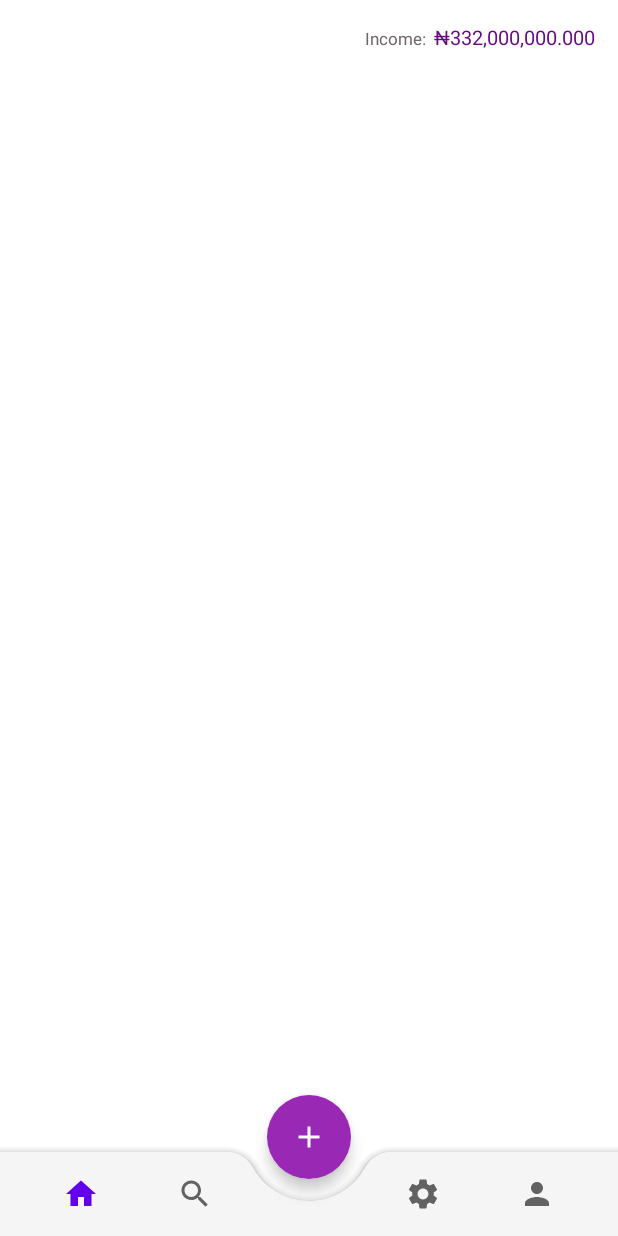
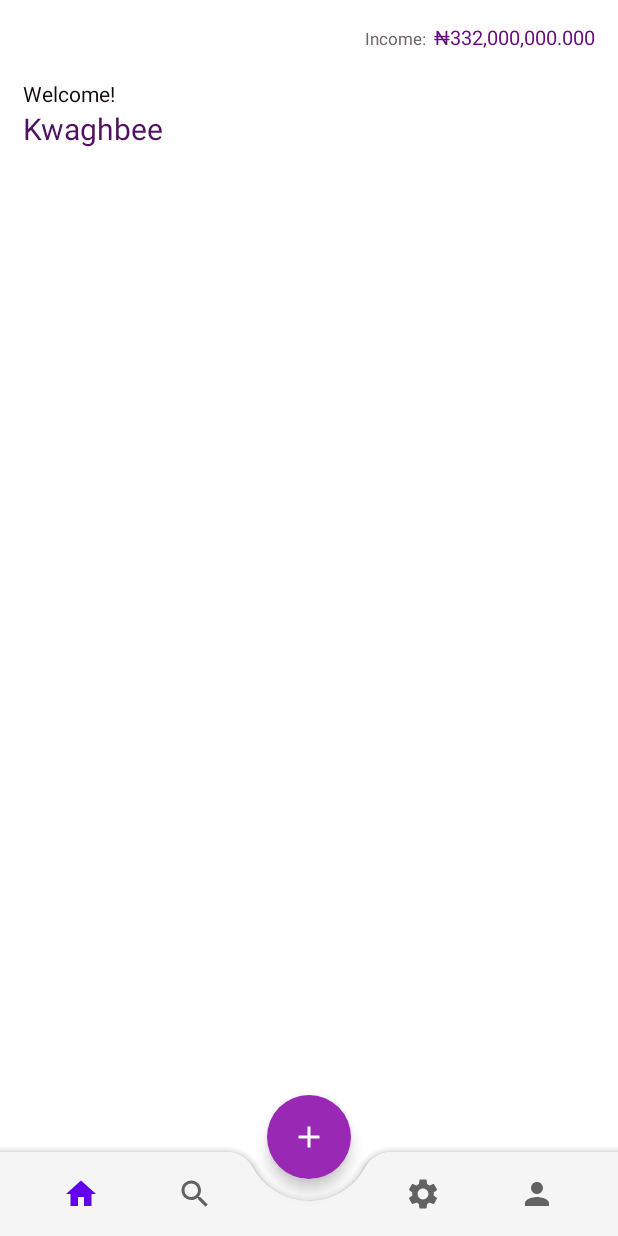
Before and after one commit to timothyakinyelu/SavingsTracker, an Android app: the screen it shows after launch (MainActivity), on a phone screen of 412 x 824 dp. Run offline under Robolectric (Android 15) with nearby library versions, the phone set to English and light mode, and no system bars; our stand-ins replace navigation-ui.

Commit message:
- added greeting view

```diff
--- a/app/src/main/res/layout/fragment_home.xml
+++ b/app/src/main/res/layout/fragment_home.xml
@@ -9,13 +9,13 @@
     <LinearLayout
         android:id="@+id/incomeTextLayout"
         android:layout_width="wrap_content"
-        android:layout_height="wrap_content"
+        android:layout_height="22dp"
         android:layout_margin="15dp"
         app:layout_constraintEnd_toEndOf="parent"
         app:layout_constraintTop_toTopOf="parent">
 
         <TextView
-            android:id="@+id/income_"
+            android:id="@+id/incomeTitle"
             android:layout_width="wrap_content"
             android:layout_height="wrap_content"
             android:paddingEnd="5dp"
@@ -25,7 +25,7 @@
             />
 
         <TextView
-            android:id="@+id/some_id"
+            android:id="@+id/incomeText"
             android:layout_width="wrap_content"
             android:layout_height="wrap_content"
             android:text="@string/incomeText"
@@ -35,4 +35,33 @@
             />
     </LinearLayout>
 
+    <LinearLayout
+        android:id="@+id/greetingLayout"
+        android:layout_width="match_parent"
+        android:layout_height="wrap_content"
+        android:layout_margin="15dp"
+        app:layout_constraintTop_toBottomOf="@+id/incomeTextLayout"
+        app:layout_constraintStart_toStartOf="parent"
+        android:orientation="vertical"
+        android:weightSum="2">
+
+        <TextView
+            android:id="@+id/welcomeText"
+            android:layout_width="wrap_content"
+            android:layout_height="wrap_content"
+            android:text="@string/welcomeText"
+            android:fontFamily="@font/montserrat"
+            android:textAppearance="@style/welcomeText"
+            />
+
+        <TextView
+            android:id="@+id/user"
+            android:layout_width="wrap_content"
+            android:layout_height="wrap_content"
+            android:text="@string/user"
+            android:fontFamily="@font/montserrat"
+            android:textAppearance="@style/user"
+            />
+    </LinearLayout>
+
 </androidx.constraintlayout.widget.ConstraintLayout>
--- a/app/src/main/res/values/strings.xml
+++ b/app/src/main/res/values/strings.xml
@@ -15,4 +15,6 @@
     <string name="requiredPin">Enter a 4-digit PIN!</string>
     <string name="incomeText">₦332,000,000.000</string>
     <string name="incomeTitle">Income:</string>
+    <string name="welcomeText">Welcome!</string>
+    <string name="user">Kwaghbee</string>
 </resources>
--- a/app/src/main/res/values/styles.xml
+++ b/app/src/main/res/values/styles.xml
@@ -63,4 +63,24 @@
             #6D6464
         </item>
     </style>
+
+    <style name="welcomeText">
+        <item name="android:textSize">
+            14sp
+        </item>
+
+        <item name="android:textColor">
+            #120A0A
+        </item>
+    </style>
+
+    <style name="user">
+        <item name="android:textSize">
+            20sp
+        </item>
+
+        <item name="android:textColor">
+            #501260
+        </item>
+    </style>
 </resources>
```
